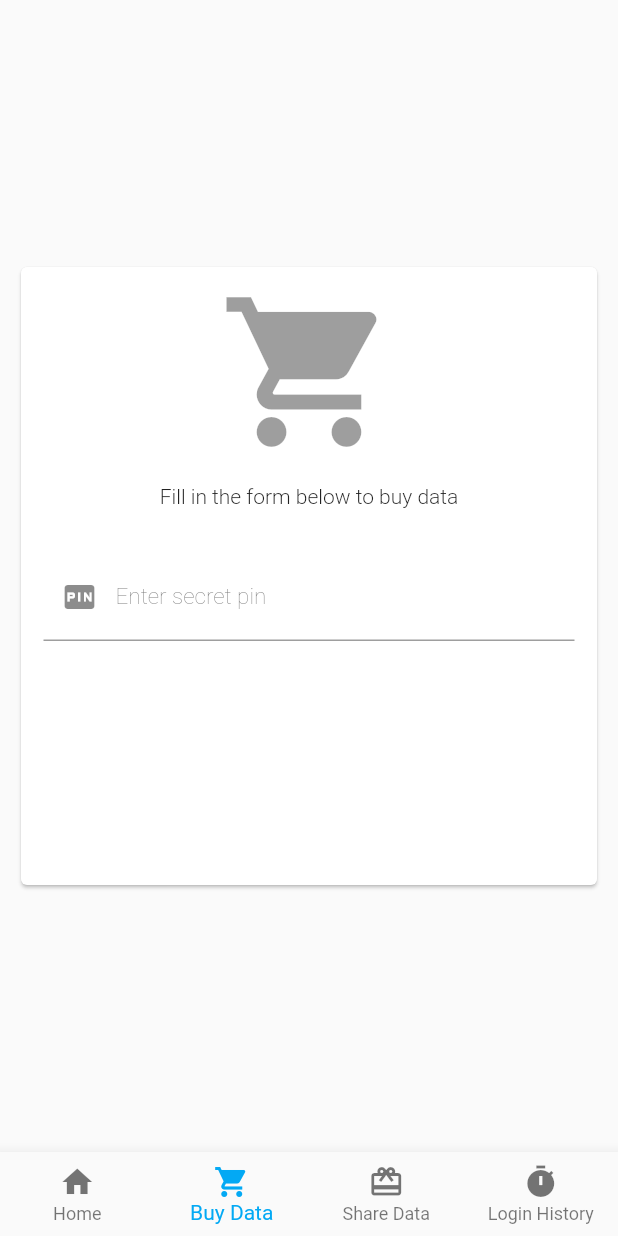
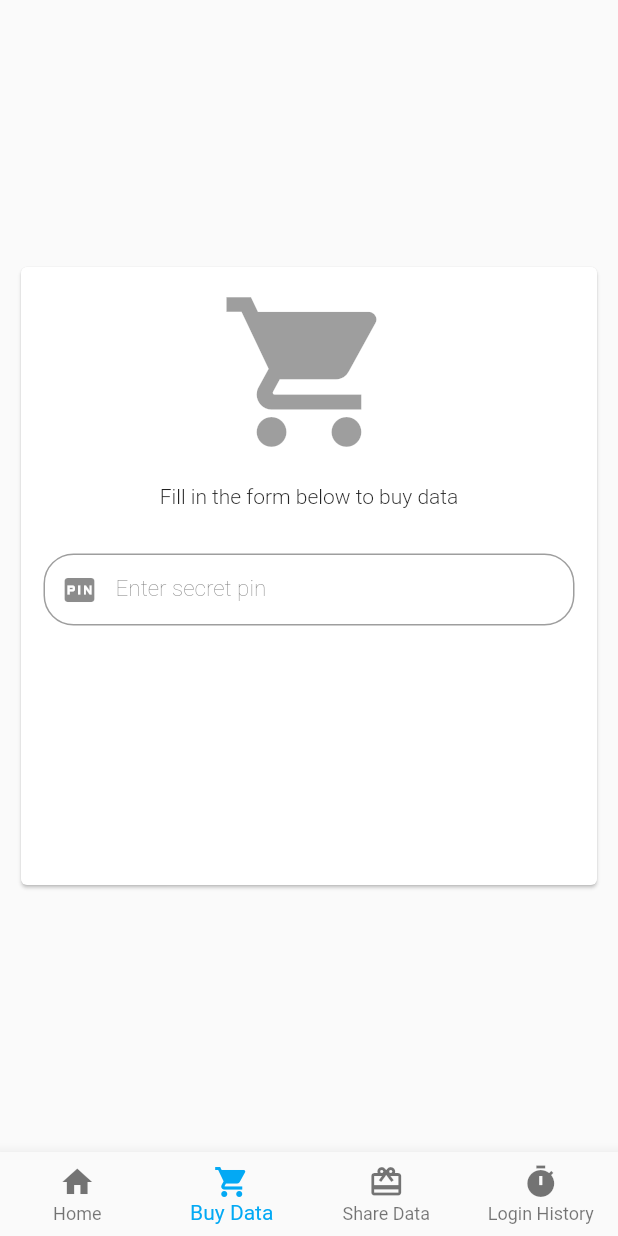
Before and after one commit to Fstackdevio/Netsurf-Mobile, a Flutter app: the WrapperScreen screen opened directly, item 2 of the bottom bar chosen, on a phone screen of 412 x 824 dp. Run offline on Flutter 3.47's test engine with Material 2 defaults, Android fonts, the phone set to English and light mode, and no system bars.

Commit message:
Created LoginHistory activity

```diff
--- a/lib/pages/buydata.dart
+++ b/lib/pages/buydata.dart
@@ -26,7 +26,10 @@ class _BuyDataState extends State<BuyData>{
           EdgeInsets.only(left: 15.0, right: 15.0),
 
       child: new TextFormField(decoration: InputDecoration(
-         prefixIcon: Icon(Icons.fiber_pin),
+         prefixIcon: Icon(Icons.fiber_pin), border: OutlineInputBorder(
+           borderRadius: BorderRadius.circular(20.0)
+         ),
+         contentPadding: const EdgeInsets.only(left: 10.0,right: 10.0),
 
          labelText: 'Enter secret pin',
          labelStyle: TextStyle(fontWeight: FontWeight.w200, fontSize: 15.0, ),
--- a/lib/pages/wrapper.dart
+++ b/lib/pages/wrapper.dart
@@ -2,6 +2,7 @@ import 'package:flutter/material.dart';
 import 'package:netsurf_pro/pages/buydata.dart';
 import 'package:netsurf_pro/pages/home.dart';
 import 'package:netsurf_pro/pages/sharedata.dart';
+import 'package:netsurf_pro/pages/loginhistory.dart';
 
 class WrapperScreen extends StatefulWidget {
   @override
@@ -23,9 +24,7 @@ class _WrapperScreenState extends State<WrapperScreen> {
       HomeScreen(),
       BuyData(),
       ShareData(),
-      Center(
-        child: new Text('Login History'),
-      ),
+      LoginHistory()
     ];
     return Scaffold(
       backgroundColor: Colors.white,
```
Also changed, not shown: lib/pages/loginhistory.dart (added, +13 -0 lines), lib/pages/sharedata.dart (+9 -2 lines).
